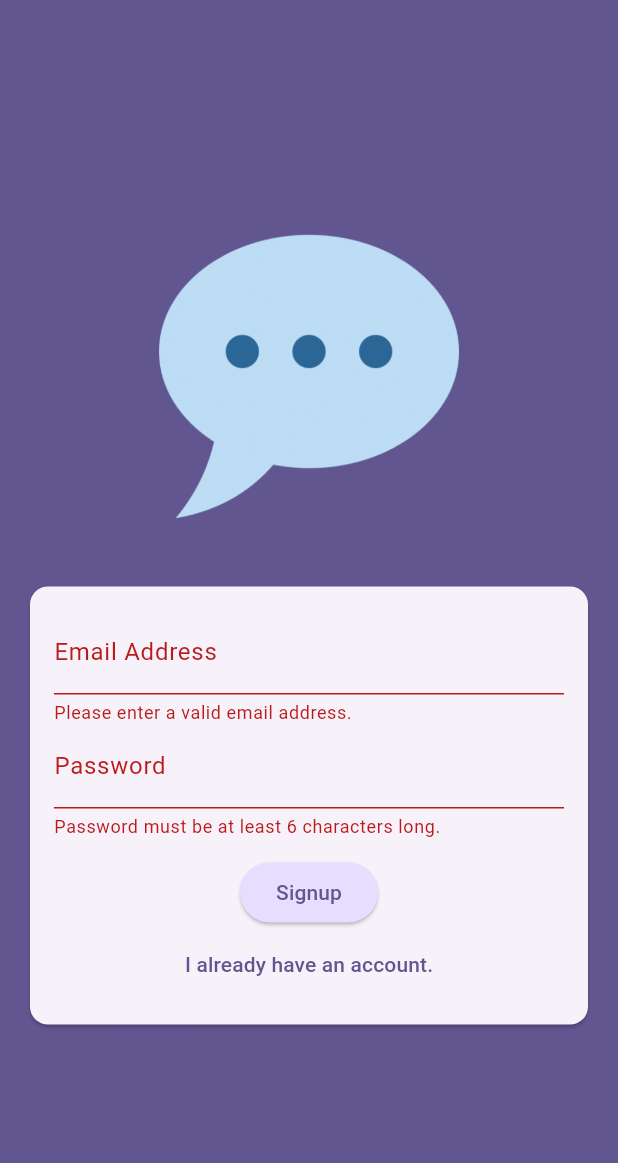
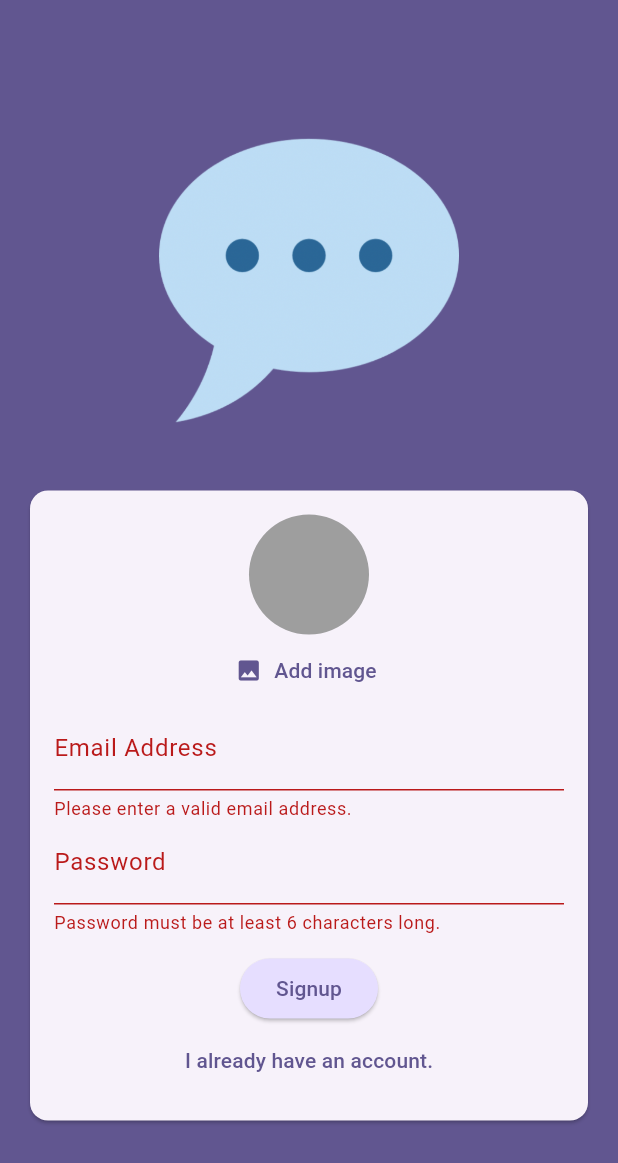
Before and after one commit to NadyaShevtsova/flutter_chat_app, a Flutter app: the screen it shows after launch, after a tap on "Login", after a tap on "Create an accout", on a phone screen of 412 x 824 dp. Shown: the top 1163 px of the screen. Run offline on Flutter 3.47's test engine with Material 3 defaults, Android fonts, the phone set to English and light mode, and no system bars; our stand-ins replace firebase_auth, firebase_core, image_picker; accounts and stored records are empty.

Commit message:
279. Using the ImagePicker Package

```diff
--- a/lib/screens/auth.dart
+++ b/lib/screens/auth.dart
@@ -1,3 +1,4 @@
+import 'package:chat_app/widgets/user_image_picker.dart';
 import 'package:flutter/material.dart';
 import 'package:firebase_auth/firebase_auth.dart';
 
@@ -78,6 +79,7 @@ class _AuthScreenState extends State<AuthScreen> {
                         mainAxisSize: MainAxisSize
                             .min, //to take as much space as needed to content
                         children: [
+                          if (!_isLogin) UserImagePicker(),
                           TextFormField(
                             decoration: const InputDecoration(
                               labelText: 'Email Address',
--- a/lib/widgets/user_image_picker.dart
+++ b/lib/widgets/user_image_picker.dart
@@ -1,27 +1,48 @@
+import 'dart:io';
+
 import 'package:flutter/material.dart';
+import 'package:image_picker/image_picker.dart';
 
 class UserImagePicker extends StatefulWidget {
   const UserImagePicker({super.key});
 
   @override
   State<UserImagePicker> createState() {
-    _UserImagePickerState();
+    return _UserImagePickerState();
   }
 }
 
 class _UserImagePickerState extends State<UserImagePicker> {
+  File? _pickedImageFile;
+
+  void _pickImage() async {
+    final pickedImage = await ImagePicker().pickImage(source: ImageSource.camera, imageQuality: 50, maxWidth: 150,);
+
+    if(pickedImage == null) {
+      return;
+    }
+
+    setState(() {
+      _pickedImageFile = File(pickedImage.path);
+    });
+  }
+
   @override
   Widget build(BuildContext context) {
     return Column(
       children: [
-        CircleAvatar(),
+        CircleAvatar(
+          radius: 40,
+          backgroundColor: Colors.grey,
+          foregroundImage: _pickedImageFile != null ? FileImage(_pickedImageFile!) : null,
+        ),
         TextButton.icon(
-          onPressed: () {},
+          onPressed: _pickImage,
           icon: const Icon(Icons.image),
           label: Text(
             'Add image',
             style: TextStyle(
-              color: Theme.of(context).primaryColor,
+              color: Theme.of(context).colorScheme.primary,
             ),
           ),
         ),
```
